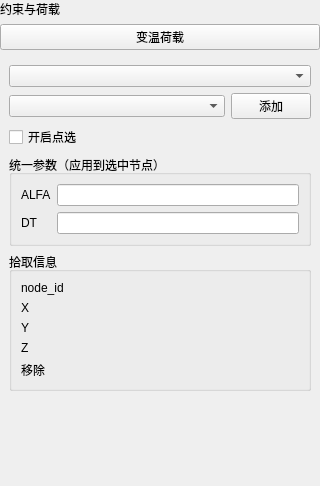
Before: the Qt Designer form plugins/Base_PhysicalField/TemperatureLoadPage.ui in asd977/base_cae, drawn with Qt 5.
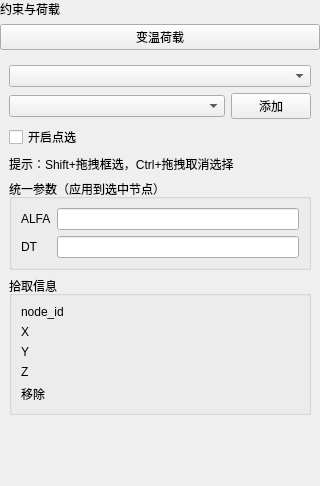
After: the same form once the commit is applied. Custom widgets are drawn as their Qt base class.

Commit message: Add box selection hints to pick pages

The edit to the form file:
```diff
--- a/plugins/Base_PhysicalField/TemperatureLoadPage.ui
+++ b/plugins/Base_PhysicalField/TemperatureLoadPage.ui
@@ -82,6 +82,16 @@
         </property>
        </widget>
       </item>
+      <item>
+       <widget class="QLabel" name="boxSelectHintLabel">
+        <property name="text">
+         <string>提示：Shift+拖拽框选，Ctrl+拖拽取消选择</string>
+        </property>
+        <property name="wordWrap">
+         <bool>true</bool>
+        </property>
+       </widget>
+      </item>
       <item>
        <widget class="QGroupBox" name="groupBoxParams">
         <property name="title">
```
The commit also changes 13 other files.
